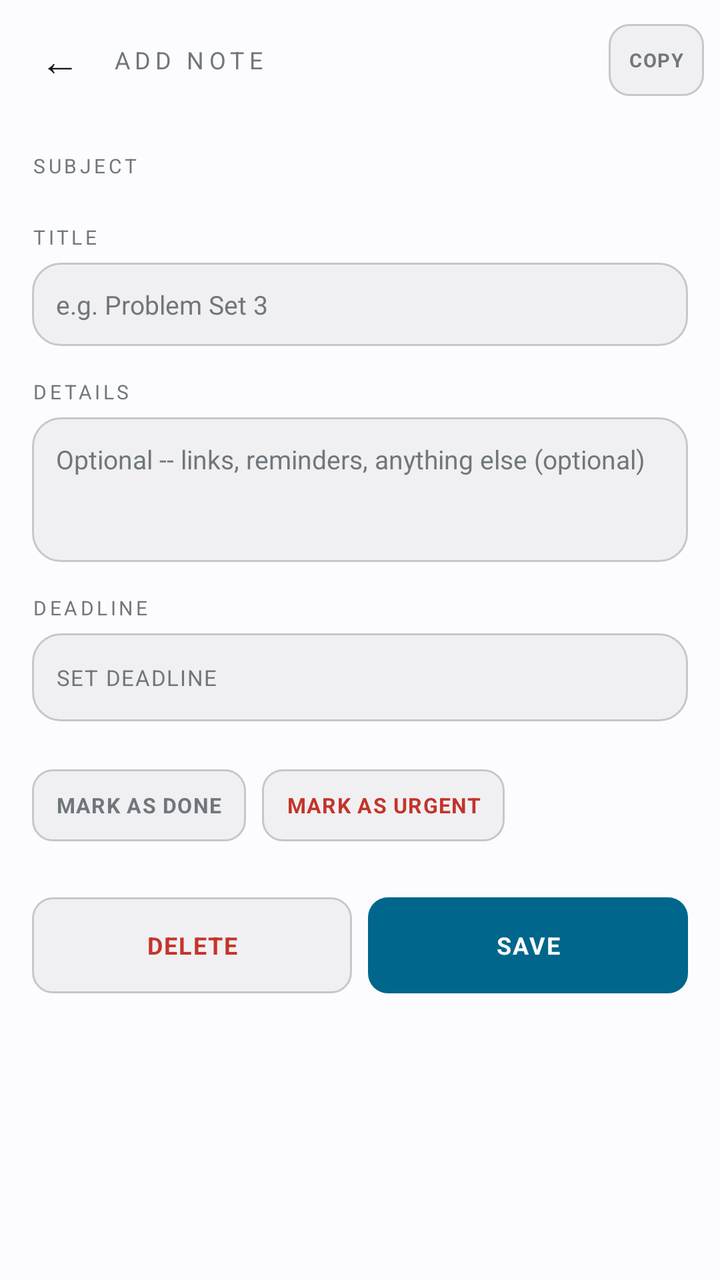
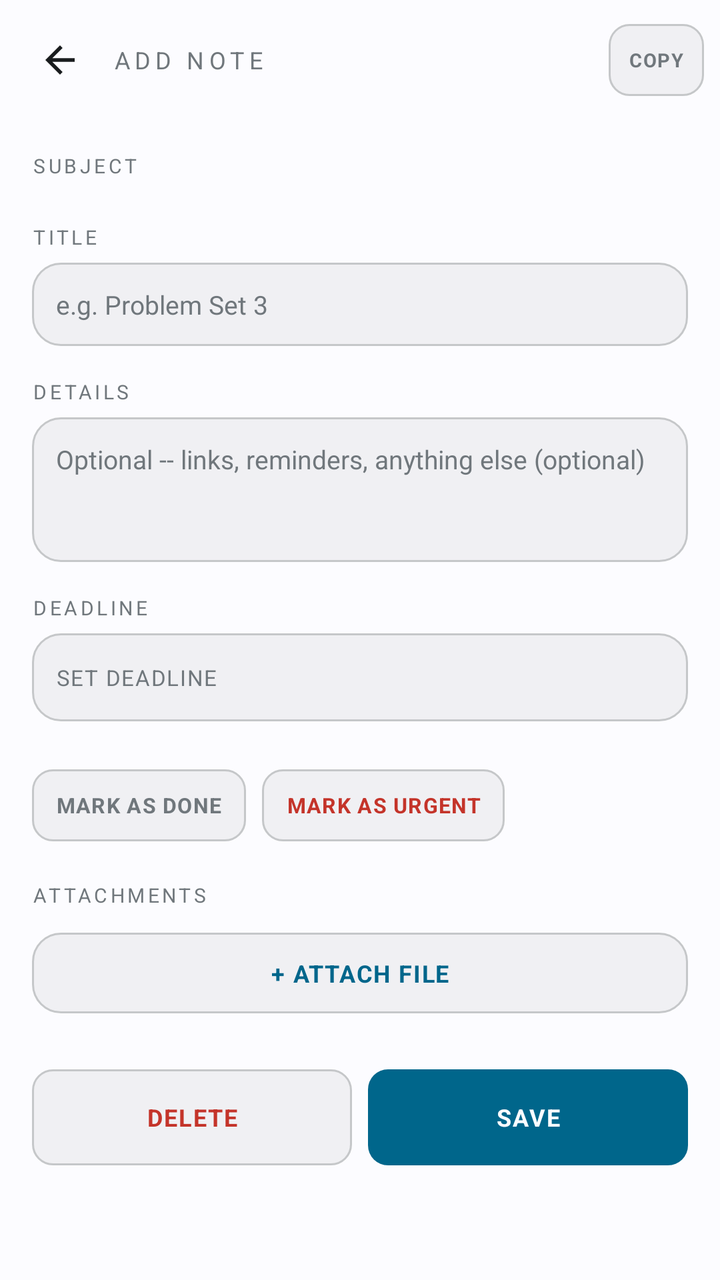

Two renders of the same Android screen: before a commit and after it. Below are the layout's source before the change and the commit's diff.
<!-- AndroidManifest.xml: application theme Theme.CRSScheduler.GE -->
<!-- res/layout/activity_note_edit_adaptive.xml -->
<?xml version="1.0" encoding="utf-8"?>
<LinearLayout xmlns:android="http://schemas.android.com/apk/res/android"
    android:layout_width="match_parent"
    android:layout_height="match_parent"
    android:orientation="vertical"
    android:background="@color/adaptive_bg">

    <LinearLayout
        android:layout_width="match_parent"
        android:layout_height="wrap_content"
        android:orientation="horizontal"
        android:gravity="center_vertical"
        android:paddingStart="8dp"
        android:paddingEnd="8dp"
        android:paddingTop="8dp"
        android:paddingBottom="8dp">

        <TextView
            android:id="@+id/btn_back"
            android:layout_width="44dp"
            android:layout_height="44dp"
            android:gravity="center"
            android:text="\u2190"
            android:textColor="@color/adaptive_ink"
            android:textSize="20sp"
            android:clickable="true"
            android:focusable="true"
            android:foreground="?attr/selectableItemBackgroundBorderless" />

        <TextView
            android:id="@+id/edit_title_label"
            android:layout_width="0dp"
            android:layout_height="wrap_content"
            android:layout_weight="1"
            android:layout_marginStart="4dp"
            android:text="ADD NOTE"
            android:textColor="@color/adaptive_ink_dim"
            android:textSize="12sp"
            android:letterSpacing="0.2" />

        <TextView
            android:id="@+id/btn_copy"
            android:layout_width="wrap_content"
            android:layout_height="36dp"
            android:minWidth="36dp"
            android:gravity="center"
            android:paddingStart="10dp"
            android:paddingEnd="10dp"
            android:text="COPY"
            android:textColor="@color/adaptive_ink_dim"
            android:textStyle="bold"
            android:textSize="9.5sp"
            android:letterSpacing="0.06"
            android:background="@drawable/chip_outline_bg_adaptive" />
    </LinearLayout>

    <ScrollView
        android:layout_width="match_parent"
        android:layout_height="0dp"
        android:layout_weight="1"
        android:clipToPadding="false"
        android:padding="16dp">

        <LinearLayout
            android:layout_width="match_parent"
            android:layout_height="wrap_content"
            android:orientation="vertical">

            <TextView
                android:layout_width="match_parent"
                android:layout_height="wrap_content"
                android:text="SUBJECT"
                android:textColor="@color/adaptive_ink_dim"
                android:textSize="10sp"
                android:letterSpacing="0.15" />

            <HorizontalScrollView
                android:layout_width="match_parent"
                android:layout_height="wrap_content"
                android:layout_marginTop="6dp"
                android:scrollbars="none">

                <LinearLayout
                    android:id="@+id/subject_chip_container"
                    android:layout_width="wrap_content"
                    android:layout_height="wrap_content"
                    android:orientation="horizontal" />
            </HorizontalScrollView>

            <LinearLayout
                android:id="@+id/subject_info_container"
                android:layout_width="match_parent"
                android:layout_height="wrap_content"
                android:orientation="vertical"
                android:background="@drawable/row_bg_adaptive"
                android:padding="10dp"
                android:layout_marginTop="8dp"
                android:visibility="gone">

                <TextView
                    android:id="@+id/subject_info_name"
                    android:layout_width="match_parent"
                    android:layout_height="wrap_content"
                    android:textColor="@color/adaptive_ink"
                    android:textStyle="bold"
                    android:textSize="11.5sp" />

                <TextView
                    android:id="@+id/subject_info_code"
                    android:layout_width="match_parent"
                    android:layout_height="wrap_content"
                    android:layout_marginTop="3dp"
                    android:textColor="@color/adaptive_ink_dim"
                    android:textSize="9.5sp" />

                <TextView
                    android:id="@+id/subject_info_schedule"
                    android:layout_width="match_parent"
                    android:layout_height="wrap_content"
                    android:layout_marginTop="6dp"
                    android:textColor="@color/adaptive_ink_dim"
                    android:textSize="10sp" />

                <TextView
                    android:id="@+id/subject_info_location"
                    android:layout_width="match_parent"
                    android:layout_height="wrap_content"
                    android:layout_marginTop="2dp"
                    android:textColor="@color/adaptive_ink_dim"
                    android:textSize="10sp" />
            </LinearLayout>

            <TextView
                android:layout_width="match_parent"
                android:layout_height="wrap_content"
                android:layout_marginTop="16dp"
                android:text="TITLE"
                android:textColor="@color/adaptive_ink_dim"
                android:textSize="10sp"
                android:letterSpacing="0.15" />

            <EditText
                android:id="@+id/input_title"
                android:layout_width="match_parent"
                android:layout_height="wrap_content"
                android:layout_marginTop="6dp"
                android:background="@drawable/row_bg_adaptive"
                android:padding="12dp"
                android:hint="e.g. Problem Set 3"
                android:textColorHint="@color/adaptive_ink_dim"
                android:textColor="@color/adaptive_ink"
                android:textSize="13sp"
                android:maxLines="1"
                android:imeOptions="actionNext" />

            <TextView
                android:layout_width="match_parent"
                android:layout_height="wrap_content"
                android:layout_marginTop="16dp"
                android:text="DETAILS"
                android:textColor="@color/adaptive_ink_dim"
                android:textSize="10sp"
                android:letterSpacing="0.15" />

            <EditText
                android:id="@+id/input_body"
                android:layout_width="match_parent"
                android:layout_height="wrap_content"
                android:layout_marginTop="6dp"
                android:minLines="3"
                android:gravity="top"
                android:background="@drawable/row_bg_adaptive"
                android:padding="12dp"
                android:hint="Optional -- links, reminders, anything else (optional)"
                android:textColorHint="@color/adaptive_ink_dim"
                android:textColor="@color/adaptive_ink"
                android:textSize="13sp"
                android:inputType="textMultiLine|textCapSentences"
                android:imeOptions="actionDone" />

            <TextView
                android:layout_width="match_parent"
                android:layout_height="wrap_content"
                android:layout_marginTop="16dp"
                android:text="DEADLINE"
                android:textColor="@color/adaptive_ink_dim"
                android:textSize="10sp"
                android:letterSpacing="0.15" />

            <LinearLayout
                android:layout_width="match_parent"
                android:layout_height="wrap_content"
                android:orientation="horizontal"
                android:gravity="center_vertical"
                android:layout_marginTop="6dp">

                <TextView
                    android:id="@+id/btn_set_deadline"
                    android:layout_width="0dp"
                    android:layout_height="wrap_content"
                    android:layout_weight="1"
                    android:minHeight="44dp"
                    android:gravity="center_vertical"
                    android:paddingStart="12dp"
                    android:paddingEnd="12dp"
                    android:text="SET DEADLINE"
                    android:textColor="@color/adaptive_ink_dim"
                    android:textSize="11sp"
                    android:letterSpacing="0.05"
                    android:background="@drawable/row_bg_adaptive"
                    android:foreground="@drawable/ripple_rounded_14dp_adaptive" />

                <TextView
                    android:id="@+id/btn_clear_deadline"
                    android:layout_width="44dp"
                    android:layout_height="44dp"
                    android:layout_marginStart="8dp"
                    android:gravity="center"
                    android:text="\u2715"
                    android:textColor="@color/adaptive_ink_dim"
                    android:textSize="15sp"
                    android:background="@drawable/row_bg_adaptive"
                    android:foreground="@drawable/ripple_rounded_14dp_adaptive"
                    android:visibility="gone" />
            </LinearLayout>

            <LinearLayout
                android:layout_width="match_parent"
                android:layout_height="wrap_content"
                android:orientation="horizontal"
                android:gravity="center_vertical"
                android:layout_marginTop="8dp">

                <TextView
                    android:id="@+id/btn_set_time"
                    android:layout_width="0dp"
                    android:layout_height="wrap_content"
                    android:layout_weight="1"
                    android:minHeight="44dp"
                    android:gravity="center_vertical"
                    android:paddingStart="12dp"
                    android:paddingEnd="12dp"
                    android:text="SET TIME"
                    android:textColor="@color/adaptive_ink_dim"
                    android:textSize="11sp"
                    android:letterSpacing="0.05"
                    android:background="@drawable/row_bg_adaptive"
                    android:foreground="@drawable/ripple_rounded_14dp_adaptive"
                    android:visibility="gone" />

                <TextView
                    android:id="@+id/btn_clear_time"
                    android:layout_width="44dp"
                    android:layout_height="44dp"
                    android:layout_marginStart="8dp"
                    android:gravity="center"
                    android:text="\u2715"
                    android:textColor="@color/adaptive_ink_dim"
                    android:textSize="15sp"
                    android:background="@drawable/row_bg_adaptive"
                    android:foreground="@drawable/ripple_rounded_14dp_adaptive"
                    android:visibility="gone" />
            </LinearLayout>

            <LinearLayout
                android:id="@+id/reminder_section"
                android:layout_width="match_parent"
                android:layout_height="wrap_content"
                android:orientation="vertical"
                android:layout_marginTop="16dp"
                android:visibility="gone">

                <TextView
                    android:layout_width="match_parent"
                    android:layout_height="wrap_content"
                    android:text="REMIND ME"
                    android:textColor="@color/adaptive_ink_dim"
                    android:textSize="10sp"
                    android:letterSpacing="0.15" />

                <LinearLayout
                    android:layout_width="match_parent"
                    android:layout_height="wrap_content"
                    android:orientation="horizontal"
                    android:layout_marginTop="6dp">

                    <TextView
                        android:id="@+id/chip_reminder_off"
                        android:layout_width="0dp"
                        android:layout_height="wrap_content"
                        android:layout_weight="1"
                        android:layout_marginEnd="6dp"
                        android:minHeight="40dp"
                        android:gravity="center"
                        android:padding="8dp"
                        android:text="OFF"
                        android:textSize="10sp"
                        android:textStyle="bold"
                        android:letterSpacing="0.05"
                        android:background="@drawable/chip_filled_bg_adaptive"
                        android:foreground="@drawable/ripple_rounded_10dp_adaptive" />

                    <TextView
                        android:id="@+id/chip_reminder_1h"
                        android:layout_width="0dp"
                        android:layout_height="wrap_content"
                        android:layout_weight="1"
                        android:layout_marginEnd="6dp"
                        android:minHeight="40dp"
                        android:gravity="center"
                        android:padding="8dp"
                        android:text="1H"
                        android:textSize="10sp"
                        android:textStyle="bold"
                        android:letterSpacing="0.05"
                        android:background="@drawable/chip_outline_bg_adaptive"
                        android:foreground="@drawable/ripple_rounded_10dp_adaptive" />

                    <TextView
                        android:id="@+id/chip_reminder_3h"
                        android:layout_width="0dp"
                        android:layout_height="wrap_content"
                        android:layout_weight="1"
                        android:layout_marginEnd="6dp"
                        android:minHeight="40dp"
                        android:gravity="center"
                        android:padding="8dp"
                        android:text="3H"
                        android:textSize="10sp"
                        android:textStyle="bold"
                        android:letterSpacing="0.05"
                        android:background="@drawable/chip_outline_bg_adaptive"
                        android:foreground="@drawable/ripple_rounded_10dp_adaptive" />

                    <TextView
                        android:id="@+id/chip_reminder_1d"
                        android:layout_width="0dp"
                        android:layout_height="wrap_content"
                        android:layout_weight="1"
                        android:layout_marginEnd="6dp"
                        android:minHeight="40dp"
                        android:gravity="center"
                        android:padding="8dp"
                        android:text="1D"
                        android:textSize="10sp"
                        android:textStyle="bold"
                        android:letterSpacing="0.05"
                        android:background="@drawable/chip_outline_bg_adaptive"
                        android:foreground="@drawable/ripple_rounded_10dp_adaptive" />

                    <TextView
                        android:id="@+id/chip_reminder_3d"
                        android:layout_width="0dp"
                        android:layout_height="wrap_content"
                        android:layout_weight="1"
                        android:minHeight="40dp"
                        android:gravity="center"
                        android:padding="8dp"
                        android:text="3D"
                        android:textSize="10sp"
                        android:textStyle="bold"
                        android:letterSpacing="0.05"
                        android:background="@drawable/chip_outline_bg_adaptive"
                        android:foreground="@drawable/ripple_rounded_10dp_adaptive" />
                </LinearLayout>
            </LinearLayout>

            <LinearLayout
                android:layout_width="match_parent"
                android:layout_height="wrap_content"
                android:orientation="horizontal"
                android:layout_marginTop="16dp">

                <TextView
                    android:id="@+id/chip_mark_done"
                    android:layout_width="wrap_content"
                    android:layout_height="wrap_content"
                    android:minHeight="36dp"
                    android:gravity="center"
                    android:paddingStart="12dp"
                    android:paddingEnd="12dp"
                    android:text="MARK AS DONE"
                    android:textColor="@color/adaptive_ink_dim"
                    android:textSize="10.5sp"
                    android:textStyle="bold"
                    android:letterSpacing="0.04"
                    android:background="@drawable/chip_outline_bg_adaptive" />

                <TextView
                    android:id="@+id/chip_urgent"
                    android:layout_width="wrap_content"
                    android:layout_height="wrap_content"
                    android:layout_marginStart="8dp"
                    android:minHeight="36dp"
                    android:gravity="center"
                    android:paddingStart="12dp"
                    android:paddingEnd="12dp"
                    android:text="MARK AS URGENT"
                    android:textColor="@color/adaptive_error"
                    android:textSize="10.5sp"
                    android:textStyle="bold"
                    android:letterSpacing="0.04"
                    android:background="@drawable/chip_outline_bg_adaptive" />
            </LinearLayout>

            <LinearLayout
                android:layout_width="match_parent"
                android:layout_height="wrap_content"
                android:orientation="horizontal"
                android:layout_marginTop="28dp">

                <TextView
                    android:id="@+id/btn_delete"
                    android:layout_width="0dp"
                    android:layout_height="wrap_content"
                    android:layout_weight="1"
                    android:layout_marginEnd="8dp"
                    android:minHeight="48dp"
                    android:gravity="center"
                    android:text="DELETE"
                    android:textColor="@color/adaptive_error"
                    android:textStyle="bold"
                    android:textSize="12sp"
                    android:letterSpacing="0.06"
                    android:background="@drawable/chip_outline_bg_adaptive"
                    android:foreground="@drawable/ripple_rounded_14dp_adaptive" />

                <TextView
                    android:id="@+id/btn_save"
                    android:layout_width="0dp"
                    android:layout_height="wrap_content"
                    android:layout_weight="1"
                    android:minHeight="48dp"
                    android:gravity="center"
                    android:text="SAVE"
                    android:textColor="@color/adaptive_bg"
                    android:textStyle="bold"
                    android:textSize="12sp"
                    android:letterSpacing="0.06"
                    android:background="@drawable/chip_filled_bg_adaptive"
                    android:foreground="@drawable/ripple_rounded_14dp_adaptive" />
            </LinearLayout>

        </LinearLayout>
    </ScrollView>

</LinearLayout>
<!-- resources referenced by this layout -->
<resources>
  <color name="adaptive_bg">@android:color/system_neutral1_10</color>
  <color name="adaptive_error">#C4342A</color>
  <color name="adaptive_ink">@android:color/system_neutral1_900</color>
  <color name="adaptive_ink_dim">@android:color/system_neutral2_500</color>
  <!-- drawable chip_filled_bg_adaptive (drawable) -->
  <?xml version="1.0" encoding="utf-8"?>
  <shape xmlns:android="http://schemas.android.com/apk/res/android">
      <solid android:color="@color/adaptive_accent" />
      <corners android:radius="10dp" />
  </shape>
  <!-- drawable chip_outline_bg_adaptive (drawable) -->
  <?xml version="1.0" encoding="utf-8"?>
  <shape xmlns:android="http://schemas.android.com/apk/res/android">
      <solid android:color="@color/adaptive_surface" />
      <corners android:radius="10dp" />
      <stroke android:width="1dp" android:color="@color/adaptive_line" />
  </shape>
  <!-- drawable ripple_rounded_10dp_adaptive (drawable) -->
  <?xml version="1.0" encoding="utf-8"?>
  <ripple xmlns:android="http://schemas.android.com/apk/res/android"
      android:color="@color/adaptive_line_strong">
      <item android:id="@android:id/mask">
          <shape android:shape="rectangle">
              <solid android:color="@android:color/white" />
              <corners android:radius="10dp" />
          </shape>
      </item>
  </ripple>
  <!-- drawable ripple_rounded_14dp_adaptive (drawable) -->
  <?xml version="1.0" encoding="utf-8"?>
  <ripple xmlns:android="http://schemas.android.com/apk/res/android"
      android:color="@color/adaptive_line_strong">
      <item android:id="@android:id/mask">
          <shape android:shape="rectangle">
              <solid android:color="@android:color/white" />
              <corners android:radius="14dp" />
          </shape>
      </item>
  </ripple>
  <!-- drawable row_bg_adaptive (drawable) -->
  <?xml version="1.0" encoding="utf-8"?>
  <shape xmlns:android="http://schemas.android.com/apk/res/android">
      <solid android:color="@color/adaptive_surface" />
      <corners android:radius="14dp" />
      <stroke android:width="1dp" android:color="@color/adaptive_line" />
  </shape>
  <style name="Theme.CRSScheduler.GE" parent="Theme.AppCompat.DayNight.NoActionBar">
          <item name="android:windowBackground">@color/ge_bg</item>
          <item name="colorPrimary">@color/ge_accent</item>
          <item name="colorPrimaryDark">@color/ge_bg</item>
          <item name="colorAccent">@color/ge_accent</item>
      </style>
  <color name="adaptive_accent">@android:color/system_accent1_600</color>
  <color name="adaptive_surface">@android:color/system_neutral1_50</color>
  <color name="adaptive_line">@android:color/system_neutral1_200</color>
  <color name="adaptive_line_strong">@android:color/system_neutral1_300</color>
  <color name="ge_bg">#F6F6F3</color>
  <color name="ge_accent">#7B1113</color>
</resources>

<!-- the commit's change to res/layout/activity_note_edit_adaptive.xml (unified diff, before → after) -->
@@ -15,17 +15,17 @@
         android:paddingTop="8dp"
         android:paddingBottom="8dp">
 
-        <TextView
+        <ImageView
             android:id="@+id/btn_back"
             android:layout_width="44dp"
             android:layout_height="44dp"
-            android:gravity="center"
-            android:text="\u2190"
-            android:textColor="@color/adaptive_ink"
-            android:textSize="20sp"
+            android:padding="11dp"
+            android:scaleType="fitCenter"
             android:clickable="true"
             android:focusable="true"
-            android:foreground="?attr/selectableItemBackgroundBorderless" />
+            android:foreground="?attr/selectableItemBackgroundBorderless"
+            android:contentDescription="Back"
+            android:src="@drawable/ic_arrow_back_adaptive" />
 
         <TextView
             android:id="@+id/edit_title_label"
@@ -403,6 +403,39 @@
                     android:background="@drawable/chip_outline_bg_adaptive" />
             </LinearLayout>
 
+            <TextView
+                android:id="@+id/note_attachments_label"
+                android:layout_width="match_parent"
+                android:layout_height="wrap_content"
+                android:layout_marginTop="20dp"
+                android:text="ATTACHMENTS"
+                android:textColor="@color/adaptive_ink_dim"
+                android:textSize="10sp"
+                android:letterSpacing="0.15" />
+
+            <LinearLayout
+                android:id="@+id/note_attachments_container"
+                android:layout_width="match_parent"
+                android:layout_height="wrap_content"
+                android:layout_marginTop="6dp"
+                android:orientation="vertical" />
+
+            <TextView
+                android:id="@+id/btn_attach_file"
+                android:layout_width="match_parent"
+                android:layout_height="wrap_content"
+                android:layout_marginTop="6dp"
+                android:background="@drawable/row_bg_adaptive"
+                android:padding="12dp"
+                android:text="+ ATTACH FILE"
+                android:textColor="@color/adaptive_accent"
+                android:textStyle="bold"
+                android:textSize="12sp"
+                android:letterSpacing="0.05"
+                android:gravity="center"
+                android:clickable="true"
+                android:focusable="true" />
+
             <LinearLayout
                 android:layout_width="match_parent"
                 android:layout_height="wrap_content"
<!-- resource entries referenced after the edit -->
@@ -17,6 +17,18 @@
       <corners android:radius="10dp" />
       <stroke android:width="1dp" android:color="@color/adaptive_line" />
   </shape>
+  <!-- drawable ic_arrow_back_adaptive (drawable) -->
+  <?xml version="1.0" encoding="utf-8"?>
+  <vector xmlns:android="http://schemas.android.com/apk/res/android"
+      android:width="24dp"
+      android:height="24dp"
+      android:viewportWidth="24"
+      android:viewportHeight="24"
+      android:tint="@color/adaptive_ink">
+      <path
+          android:fillColor="#FF000000"
+          android:pathData="M20,11H7.83l5.59,-5.59L12,4l-8,8 8,8 1.41,-1.41L7.83,13H20v-2z" />
+  </vector>
   <!-- drawable ripple_rounded_10dp_adaptive (drawable) -->
   <?xml version="1.0" encoding="utf-8"?>
   <ripple xmlns:android="http://schemas.android.com/apk/res/android"
